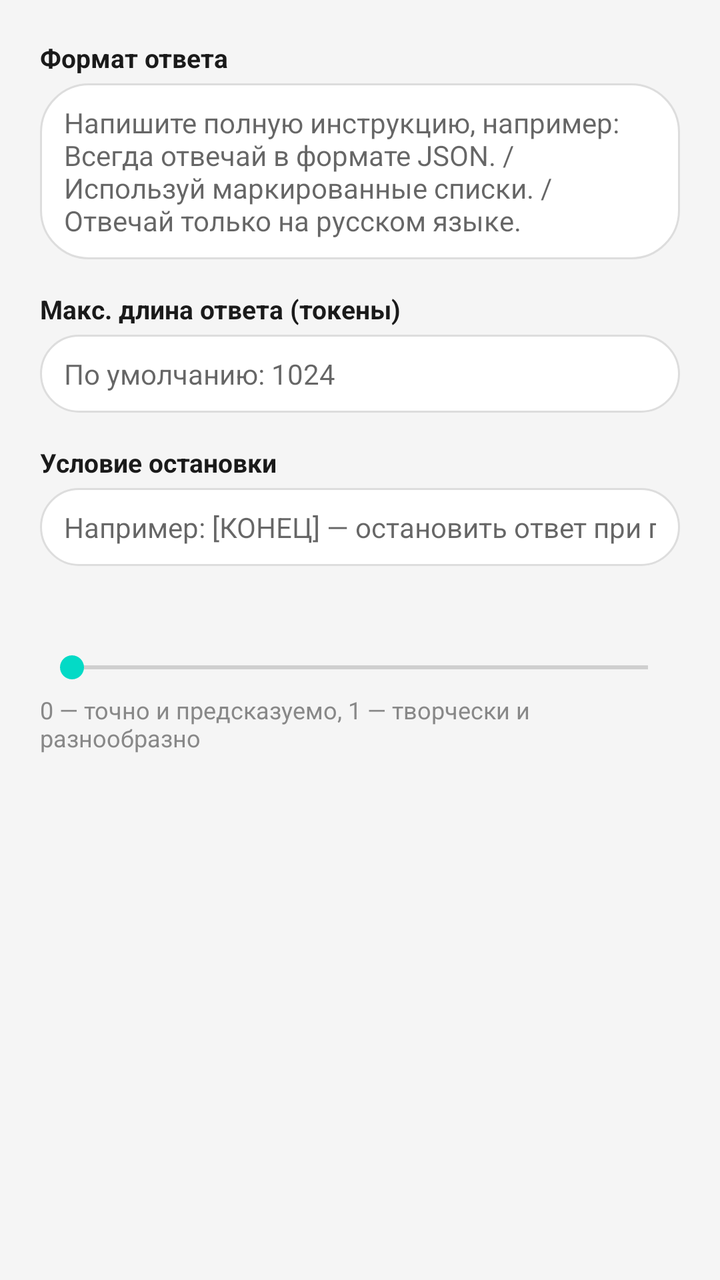
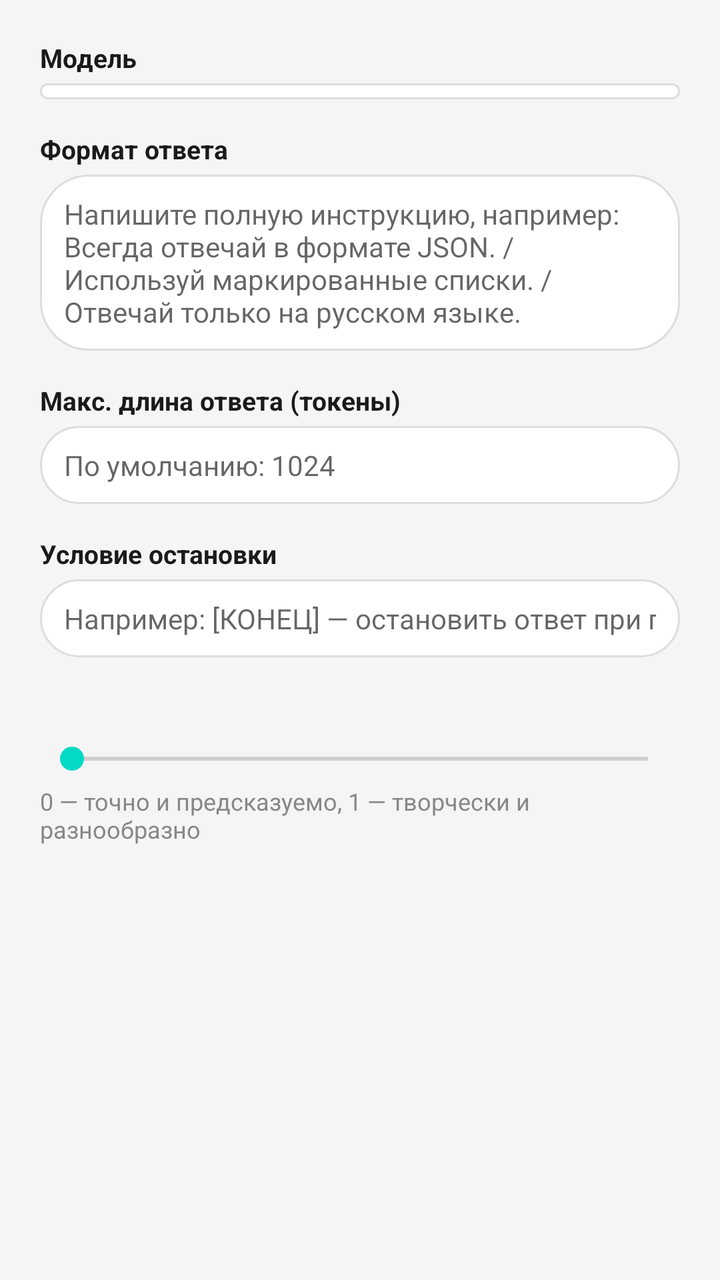

Two renders of the same Android screen: before a commit and after it. Below are the layout's source before the change and the commit's diff.
<!-- AndroidManifest.xml: application theme Theme.Claude -->
<!-- res/layout/dialog_settings.xml -->
<?xml version="1.0" encoding="utf-8"?>
<ScrollView xmlns:android="http://schemas.android.com/apk/res/android"
    android:layout_width="match_parent"
    android:layout_height="wrap_content">

    <LinearLayout
        android:layout_width="match_parent"
        android:layout_height="wrap_content"
        android:orientation="vertical"
        android:padding="20dp">

        <TextView
            android:layout_width="wrap_content"
            android:layout_height="wrap_content"
            android:text="@string/settings_format_label"
            android:textColor="@color/text_primary"
            android:textSize="13sp"
            android:textStyle="bold" />

        <EditText
            android:id="@+id/etAnswerFormat"
            android:layout_width="match_parent"
            android:layout_height="wrap_content"
            android:layout_marginTop="4dp"
            android:layout_marginBottom="16dp"
            android:background="@drawable/bg_input_field"
            android:gravity="top"
            android:hint="@string/settings_format_hint"
            android:inputType="textMultiLine|textCapSentences"
            android:minLines="3"
            android:maxLines="5"
            android:paddingStart="12dp"
            android:paddingTop="10dp"
            android:paddingEnd="12dp"
            android:paddingBottom="10dp"
            android:textSize="14sp" />

        <TextView
            android:layout_width="wrap_content"
            android:layout_height="wrap_content"
            android:text="@string/settings_length_label"
            android:textColor="@color/text_primary"
            android:textSize="13sp"
            android:textStyle="bold" />

        <EditText
            android:id="@+id/etMaxTokens"
            android:layout_width="match_parent"
            android:layout_height="wrap_content"
            android:layout_marginTop="4dp"
            android:layout_marginBottom="16dp"
            android:background="@drawable/bg_input_field"
            android:hint="@string/settings_length_hint"
            android:inputType="number"
            android:paddingStart="12dp"
            android:paddingTop="10dp"
            android:paddingEnd="12dp"
            android:paddingBottom="10dp"
            android:textSize="14sp" />

        <TextView
            android:layout_width="wrap_content"
            android:layout_height="wrap_content"
            android:text="@string/settings_stop_label"
            android:textColor="@color/text_primary"
            android:textSize="13sp"
            android:textStyle="bold" />

        <EditText
            android:id="@+id/etStopSequence"
            android:layout_width="match_parent"
            android:layout_height="wrap_content"
            android:layout_marginTop="4dp"
            android:layout_marginBottom="16dp"
            android:background="@drawable/bg_input_field"
            android:hint="@string/settings_stop_hint"
            android:inputType="text"
            android:paddingStart="12dp"
            android:paddingTop="10dp"
            android:paddingEnd="12dp"
            android:paddingBottom="10dp"
            android:textSize="14sp" />

        <TextView
            android:id="@+id/tvTemperatureLabel"
            android:layout_width="wrap_content"
            android:layout_height="wrap_content"
            android:textColor="@color/text_primary"
            android:textSize="13sp"
            android:textStyle="bold" />

        <SeekBar
            android:id="@+id/seekBarTemperature"
            android:layout_width="match_parent"
            android:layout_height="wrap_content"
            android:layout_marginTop="8dp"
            android:max="10" />

        <TextView
            android:layout_width="match_parent"
            android:layout_height="wrap_content"
            android:layout_marginTop="4dp"
            android:text="@string/settings_temperature_hint"
            android:textColor="#FF888888"
            android:textSize="12sp" />

    </LinearLayout>
</ScrollView>
<!-- resources referenced by this layout -->
<resources>
  <color name="text_primary">#FF1A1A1A</color>
  <!-- drawable bg_input_field (drawable) -->
  <?xml version="1.0" encoding="utf-8"?>
  <shape xmlns:android="http://schemas.android.com/apk/res/android"
      android:shape="rectangle">
      <solid android:color="@android:color/white" />
      <stroke
          android:width="1dp"
          android:color="@color/input_border" />
      <corners android:radius="24dp" />
  </shape>
  <string name="settings_format_hint">Напишите полную инструкцию, например: Всегда отвечай в формате JSON. / Используй маркированные списки. / Отвечай только на русском языке.</string>
  <string name="settings_format_label">Формат ответа</string>
  <string name="settings_length_hint">По умолчанию: 1024</string>
  <string name="settings_length_label">Макс. длина ответа (токены)</string>
  <string name="settings_stop_hint">Например: [КОНЕЦ] — остановить ответ при появлении этого текста</string>
  <string name="settings_stop_label">Условие остановки</string>
  <string name="settings_temperature_hint">0 — точно и предсказуемо, 1 — творчески и разнообразно</string>
  <style name="Theme.Claude" parent="Theme.MaterialComponents.Light.NoActionBar">
          <item name="colorPrimary">@color/bubble_user</item>
          <item name="colorPrimaryVariant">@color/purple_700</item>
          <item name="colorOnPrimary">@color/white</item>
          <item name="android:windowBackground">@color/bg_chat</item>
      </style>
  <color name="input_border">#FFDDDDDD</color>
  <color name="bubble_user">#FF4A90D9</color>
  <color name="purple_700">#FF3700B3</color>
  <color name="white">#FFFFFFFF</color>
  <color name="bg_chat">#FFF5F5F5</color>
</resources>

<!-- the commit's change to res/layout/dialog_settings.xml (unified diff, before → after) -->
@@ -8,6 +8,26 @@
         android:layout_height="wrap_content"
         android:orientation="vertical"
         android:padding="20dp">
+
+        <TextView
+            android:layout_width="wrap_content"
+            android:layout_height="wrap_content"
+            android:text="@string/settings_model_label"
+            android:textColor="@color/text_primary"
+            android:textSize="13sp"
+            android:textStyle="bold" />
+
+        <Spinner
+            android:id="@+id/spinnerModel"
+            android:layout_width="match_parent"
+            android:layout_height="wrap_content"
+            android:layout_marginTop="4dp"
+            android:layout_marginBottom="16dp"
+            android:background="@drawable/bg_input_field"
+            android:paddingStart="12dp"
+            android:paddingEnd="12dp"
+            android:paddingTop="4dp"
+            android:paddingBottom="4dp" />
 
         <TextView
             android:layout_width="wrap_content"
<!-- resource entries referenced after the edit -->
@@ -15,6 +15,7 @@
   <string name="settings_format_label">Формат ответа</string>
   <string name="settings_length_hint">По умолчанию: 1024</string>
   <string name="settings_length_label">Макс. длина ответа (токены)</string>
+  <string name="settings_model_label">Модель</string>
   <string name="settings_stop_hint">Например: [КОНЕЦ] — остановить ответ при появлении этого текста</string>
   <string name="settings_stop_label">Условие остановки</string>
   <string name="settings_temperature_hint">0 — точно и предсказуемо, 1 — творчески и разнообразно</string>
